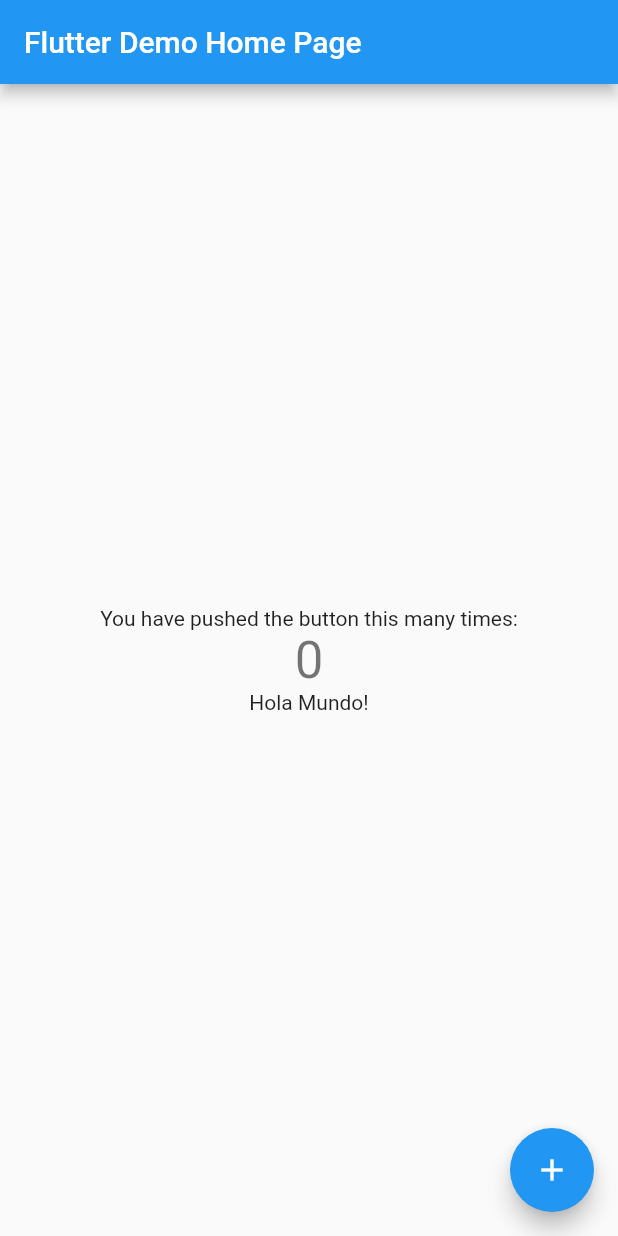
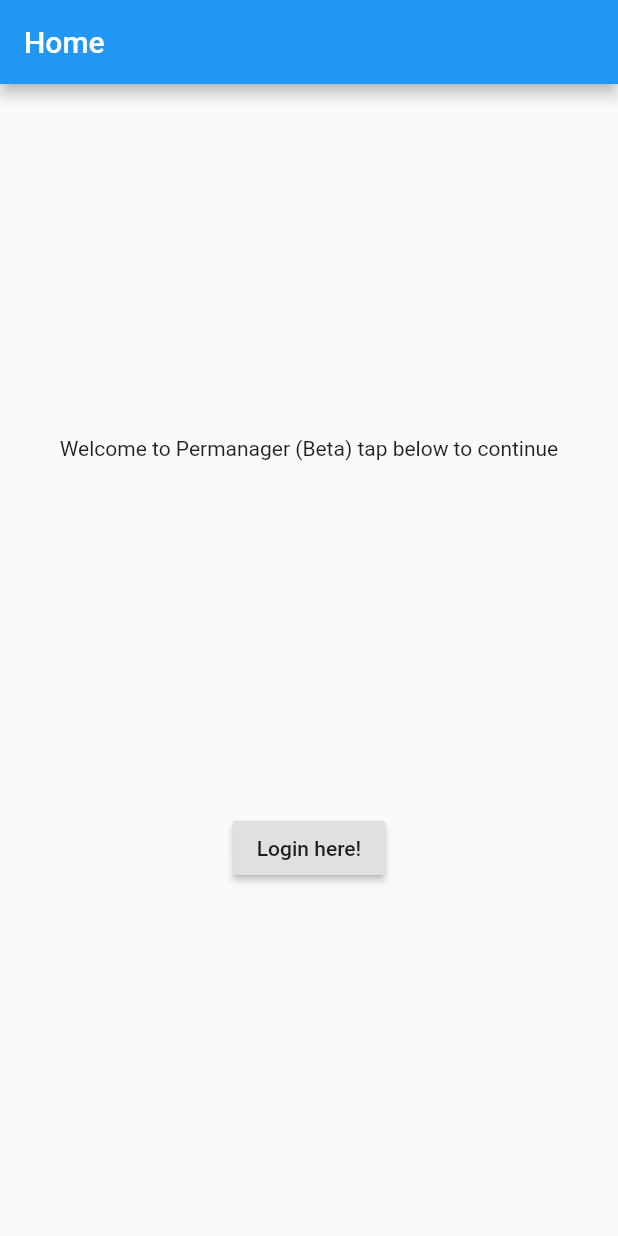
Before and after one commit to esbgo97/permanager, a Flutter app: the screen it shows after launch, on a phone screen of 412 x 824 dp. Run offline on Flutter 3.47's test engine with Material 2 defaults, Android fonts, the phone set to English and light mode, and no system bars.

Commit message:
Se agrega enrutador y rutas basicas, Home, Login, Register, Profile

```diff
--- a/lib/main.dart
+++ b/lib/main.dart
@@ -1,63 +1,25 @@
 import 'package:flutter/material.dart';
+import 'package:permanager/pages/auth/login.dart';
+import 'package:permanager/pages/auth/profile.dart';
+import 'package:permanager/pages/auth/signup.dart';
+import 'package:permanager/pages/common/home.dart';
 
 void main() => runApp(MyApp());
 
 class MyApp extends StatelessWidget {
-  // This widget is the root of your application.
   @override
   Widget build(BuildContext context) {
     return MaterialApp(
-      title: 'Permanager (Beta)',
-      theme: ThemeData(
-        primarySwatch: Colors.blue,
-      ),
-      home: MyHomePage(title: 'Flutter Demo Home Page'),
-    );
+        initialRoute: "/",
+        routes: {
+          "/": (context) => HomePage(),
+          "/login": (context) => LoginPage(),
+          "/signup": (context) => SignUpPage(),
+          "/profile": (context) => ProfilePage()
+        },
+        title: 'Permanager (Beta)',
+        theme: ThemeData(
+          primarySwatch: Colors.blue,
+        ));
   }
 }
-
-class MyHomePage extends StatefulWidget {
-  MyHomePage({Key key, this.title}) : super(key: key);
-  final String title;
-  @override
-  _MyHomePageState createState() => _MyHomePageState();
-}
-
-class _MyHomePageState extends State<MyHomePage> {
-  int _counter = 0;
-
-  void _incrementCounter() {
-    setState(() {
-      _counter++;
-    });
-  }
-
-  @override
-  Widget build(BuildContext context) {
-    return Scaffold(
-      appBar: AppBar(
-        title: Text(widget.title),
-      ),
-      body: Center(
-        child: Column(
-          mainAxisAlignment: MainAxisAlignment.center,
-          children: <Widget>[
-            Text(
-              'You have pushed the button this many times:',
-            ),
-            Text(
-              '$_counter',
-              style: Theme.of(context).textTheme.display1,
-            ),
-            Text('Hola Mundo!')
-          ],
-        ),
-      ),
-      floatingActionButton: FloatingActionButton(
-        onPressed: _incrementCounter,
-        tooltip: 'Increment',
-        child: Icon(Icons.add),
-      ), // This trailing comma makes auto-formatting nicer for build methods.
-    );
-  }
-}
--- /dev/null
+++ b/lib/pages/auth/login.dart
@@ -0,0 +1,14 @@
+import 'package:flutter/material.dart';
+
+class LoginPage extends StatelessWidget {
+  @override
+  Widget build(BuildContext context) {
+    return Scaffold(
+        appBar: AppBar(
+          title: Text("Login"),
+        ),
+        body: Center(
+          child: RaisedButton(child: Text('Login here!'), onPressed: () {}),
+        ));
+  }
+}
--- /dev/null
+++ b/lib/pages/common/home.dart
@@ -0,0 +1,26 @@
+import 'package:flutter/material.dart';
+
+class HomePage extends StatelessWidget {
+  @override
+  Widget build(BuildContext context) {
+    return Scaffold(
+        appBar: AppBar(
+          title: Text("Home"),
+        ),
+        body: Column(
+          mainAxisAlignment: MainAxisAlignment.spaceEvenly,
+          children: <Widget>[
+            Center(
+              child: Text('Welcome to Permanager (Beta) tap below to continue'),
+            ),
+            Center(
+              child: RaisedButton(
+                  child: Text('Login here!'),
+                  onPressed: () {
+                    Navigator.pushNamed(context, "/login");
+                  }),
+            )
+          ],
+        ));
+  }
+}
```
Also changed, not shown: lib/pages/auth/profile.dart (added, +14 -0 lines), lib/pages/auth/signup.dart (added, +15 -0 lines), 1 other file.
